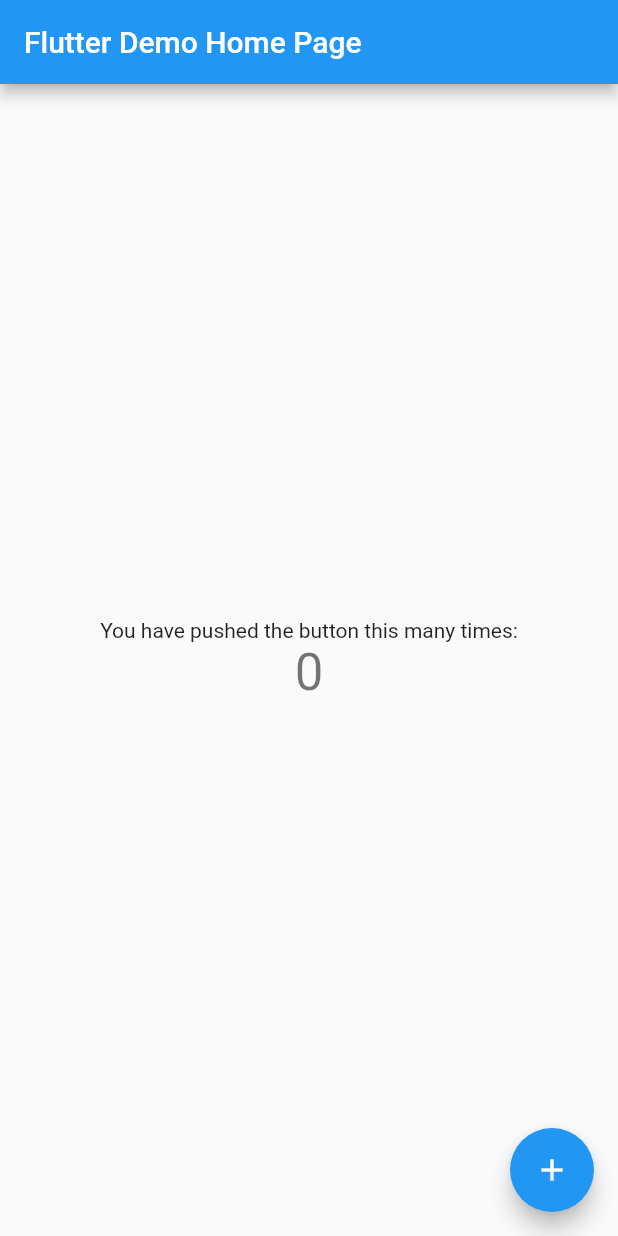
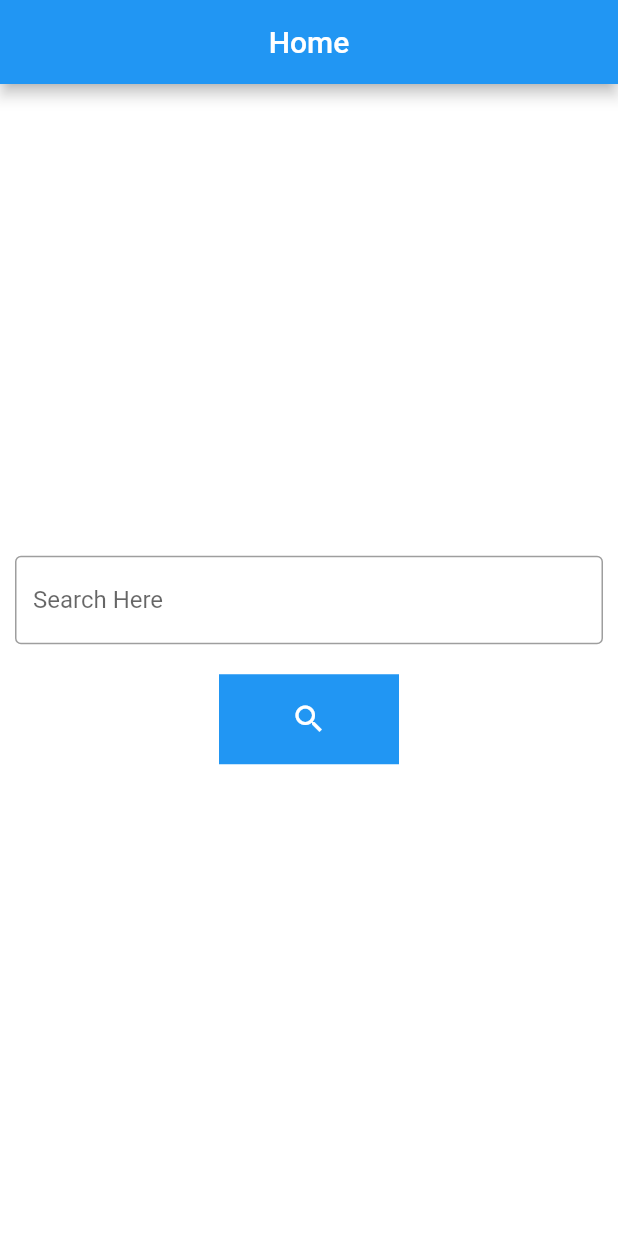
Before and after one commit to hadiuzzaman524/BlocCubit, a Flutter app: the screen it shows after launch, on a phone screen of 412 x 824 dp. Run offline on Flutter 3.47's test engine with Material 2 defaults, Android fonts, the phone set to English and light mode, and no system bars.

Commit message:
make UI for learn bloc

```diff
--- a/lib/main.dart
+++ b/lib/main.dart
@@ -1,3 +1,4 @@
+import 'package:bloc/screens/home.dart';
 import 'package:flutter/material.dart';
 
 void main() {
@@ -7,109 +8,15 @@ void main() {
 class MyApp extends StatelessWidget {
   const MyApp({Key? key}) : super(key: key);
 
-  // This widget is the root of your application.
   @override
   Widget build(BuildContext context) {
     return MaterialApp(
       title: 'Flutter Demo',
       theme: ThemeData(
-        // This is the theme of your application.
-        //
-        // Try running your application with "flutter run". You'll see the
-        // application has a blue toolbar. Then, without quitting the app, try
-        // changing the primarySwatch below to Colors.green and then invoke
-        // "hot reload" (press "r" in the console where you ran "flutter run",
-        // or simply save your changes to "hot reload" in a Flutter IDE).
-        // Notice that the counter didn't reset back to zero; the application
-        // is not restarted.
+
         primarySwatch: Colors.blue,
       ),
-      home: const MyHomePage(title: 'Flutter Demo Home Page'),
+      home:  HomePage()
     );
   }
 }
-
-class MyHomePage extends StatefulWidget {
-  const MyHomePage({Key? key, required this.title}) : super(key: key);
-
-  // This widget is the home page of your application. It is stateful, meaning
-  // that it has a State object (defined below) that contains fields that affect
-  // how it looks.
-
-  // This class is the configuration for the state. It holds the values (in this
-  // case the title) provided by the parent (in this case the App widget) and
-  // used by the build method of the State. Fields in a Widget subclass are
-  // always marked "final".
-
-  final String title;
-
-  @override
-  State<MyHomePage> createState() => _MyHomePageState();
-}
-
-class _MyHomePageState extends State<MyHomePage> {
-  int _counter = 0;
-
-  void _incrementCounter() {
-    setState(() {
-      // This call to setState tells the Flutter framework that something has
-      // changed in this State, which causes it to rerun the build method below
-      // so that the display can reflect the updated values. If we changed
-      // _counter without calling setState(), then the build method would not be
-      // called again, and so nothing would appear to happen.
-      _counter++;
-    });
-  }
-
-  @override
-  Widget build(BuildContext context) {
-    // This method is rerun every time setState is called, for instance as done
-    // by the _incrementCounter method above.
-    //
-    // The Flutter framework has been optimized to make rerunning build methods
-    // fast, so that you can just rebuild anything that needs updating rather
-    // than having to individually change instances of widgets.
-    return Scaffold(
-      appBar: AppBar(
-        // Here we take the value from the MyHomePage object that was created by
-        // the App.build method, and use it to set our appbar title.
-        title: Text(widget.title),
-      ),
-      body: Center(
-        // Center is a layout widget. It takes a single child and positions it
-        // in the middle of the parent.
-        child: Column(
-          // Column is also a layout widget. It takes a list of children and
-          // arranges them vertically. By default, it sizes itself to fit its
-          // children horizontally, and tries to be as tall as its parent.
-          //
-          // Invoke "debug painting" (press "p" in the console, choose the
-          // "Toggle Debug Paint" action from the Flutter Inspector in Android
-          // Studio, or the "Toggle Debug Paint" command in Visual Studio Code)
-          // to see the wireframe for each widget.
-          //
-          // Column has various properties to control how it sizes itself and
-          // how it positions its children. Here we use mainAxisAlignment to
-          // center the children vertically; the main axis here is the vertical
-          // axis because Columns are vertical (the cross axis would be
-          // horizontal).
-          mainAxisAlignment: MainAxisAlignment.center,
-          children: <Widget>[
-            const Text(
-              'You have pushed the button this many times:',
-            ),
-            Text(
-              '$_counter',
-              style: Theme.of(context).textTheme.headline4,
-            ),
-          ],
-        ),
-      ),
-      floatingActionButton: FloatingActionButton(
-        onPressed: _incrementCounter,
-        tooltip: 'Increment',
-        child: const Icon(Icons.add),
-      ), // This trailing comma makes auto-formatting nicer for build methods.
-    );
-  }
-}
--- /dev/null
+++ b/lib/screens/home.dart
@@ -0,0 +1,70 @@
+import 'package:bloc/screens/details.dart';
+import 'package:flutter/material.dart';
+
+class HomePage extends StatefulWidget {
+
+  const HomePage({Key? key}) : super(key: key);
+  @override
+  State<HomePage> createState() => _HomePageState();
+}
+
+class _HomePageState extends State<HomePage> {
+  late String text = "";
+
+  @override
+  Widget build(BuildContext context) {
+    return Scaffold(
+      appBar: AppBar(
+        title: const Text("Home"),
+        centerTitle: true,
+      ),
+      body: Container(
+        color: Colors.white,
+        padding: const EdgeInsets.all(10),
+        child: Column(
+          mainAxisAlignment: MainAxisAlignment.center,
+          crossAxisAlignment: CrossAxisAlignment.center,
+          children: [
+            TextField(
+              decoration: const InputDecoration(
+                border: OutlineInputBorder(),
+                hintText: 'Search Here',
+              ),
+              onChanged: (text) {
+                setState(() {
+                  text = text;
+                });
+                print(text);
+              },
+            ),
+            GestureDetector(
+              onTap: () {
+                if (text != "") {
+                  Navigator.push(context,
+                      MaterialPageRoute(builder: (ctx) => const Details()));
+                } else {
+                  ScaffoldMessenger.of(context).showSnackBar(
+                    const SnackBar(
+                      content: Text("Please type somthing.."),
+                    ),
+                  );
+                }
+                print("Click");
+              },
+              child: Container(
+                margin: const EdgeInsets.only(top: 20),
+                height: 60,
+                width: 120,
+                color: Colors.blue,
+                child: const Icon(
+                  Icons.search,
+                  color: Colors.white,
+                ),
+              ),
+            ),
+          ],
+        ),
+      ),
+    );
+  }
+}
```
Also changed, not shown: lib/screens/details.dart (added, +29 -0 lines).
